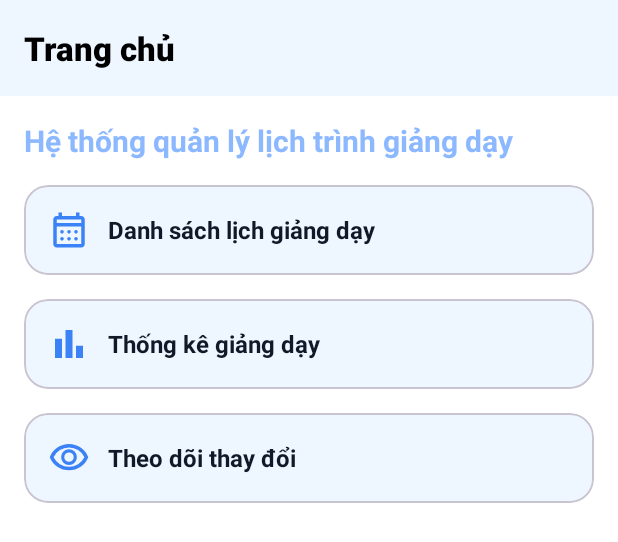
After one commit to lanquybu/ScheduleManagemet, an Android app: the layout activity_home_admin.xml on its own in the app's theme, with its tools: preview values and no code run, on a phone screen of 412 x 824 dp. The commit adds this screen. Shown: the top 542 px of the screen. Run offline under Robolectric (Android 15) with nearby library versions, the phone set to English and light mode, and no system bars.

Commit message:
Hoàn thành màn HomeAdmin và Visibility

```diff
--- a/app/build.gradle.kts
+++ b/app/build.gradle.kts
@@ -48,4 +48,5 @@ dependencies {
     testImplementation(libs.junit)
     androidTestImplementation(libs.ext.junit)
     androidTestImplementation(libs.espresso.core)
+    implementation("com.google.android.material:material:1.12.0")
 }
--- /dev/null
+++ b/app/src/main/res/drawable/outline_bar_chart_24.xml
@@ -0,0 +1,5 @@
+<vector xmlns:android="http://schemas.android.com/apk/res/android" android:height="24dp" android:tint="#000000" android:viewportHeight="960" android:viewportWidth="960" android:width="24dp">
+
+    <path android:fillColor="@android:color/white" android:pathData="M640,800L640,520L800,520L800,800L640,800ZM400,800L400,160L560,160L560,800L400,800ZM160,800L160,360L320,360L320,800L160,800Z"/>
+
+</vector>
--- /dev/null
+++ b/app/src/main/res/drawable/visibility_24dp_e3e3e3_fill0_wght400_grad0_opsz24.xml
@@ -0,0 +1,9 @@
+<vector xmlns:android="http://schemas.android.com/apk/res/android"
+    android:width="24dp"
+    android:height="24dp"
+    android:viewportWidth="960"
+    android:viewportHeight="960">
+  <path
+      android:pathData="M480,640q75,0 127.5,-52.5T660,460q0,-75 -52.5,-127.5T480,280q-75,0 -127.5,52.5T300,460q0,75 52.5,127.5T480,640ZM480,568q-45,0 -76.5,-31.5T372,460q0,-45 31.5,-76.5T480,352q45,0 76.5,31.5T588,460q0,45 -31.5,76.5T480,568ZM480,760q-146,0 -266,-81.5T40,460q54,-137 174,-218.5T480,160q146,0 266,81.5T920,460q-54,137 -174,218.5T480,760ZM480,460ZM480,680q113,0 207.5,-59.5T832,460q-50,-101 -144.5,-160.5T480,240q-113,0 -207.5,59.5T128,460q50,101 144.5,160.5T480,680Z"
+      android:fillColor="#e3e3e3"/>
+</vector>
--- /dev/null
+++ b/app/src/main/res/layout/activity_home_admin.xml
@@ -0,0 +1,141 @@
+<?xml version="1.0" encoding="utf-8"?>
+<LinearLayout xmlns:android="http://schemas.android.com/apk/res/android"
+    xmlns:app="http://schemas.android.com/apk/res-auto"
+    android:orientation="vertical"
+    android:background="#FFFFFF"
+    android:layout_width="match_parent"
+    android:layout_height="match_parent">
+
+    <!-- App bar -->
+    <com.google.android.material.appbar.MaterialToolbar
+        android:id="@+id/toolbar"
+        android:layout_width="match_parent"
+        android:layout_height="wrap_content"
+        android:background="@color/softBlue"
+        app:title="Trang chủ"
+        app:titleTextColor="@android:color/black"
+        app:titleMarginStart="16dp"
+        app:titleCentered="false"
+        app:titleTextAppearance="@style/ToolbarTitleStyle" />
+
+    <LinearLayout
+        android:orientation="vertical"
+        android:padding="16dp"
+        android:layout_width="match_parent"
+        android:layout_height="match_parent">
+
+        <!-- Subtitle -->
+        <TextView
+            android:id="@+id/tvSubtitle"
+            android:text="Hệ thống quản lý lịch trình giảng dạy"
+            android:textColor="@color/titleBlue"
+            android:textSize="20sp"
+            android:textStyle="bold"
+            android:layout_marginBottom="16dp"
+            android:layout_width="wrap_content"
+            android:layout_height="wrap_content"/>
+
+        <!-- Card 1: Danh sách lịch giảng dạy -->
+        <com.google.android.material.card.MaterialCardView
+            android:id="@+id/cardScheduleList"
+            android:layout_width="match_parent"
+            android:layout_height="wrap_content"
+            android:layout_marginBottom="16dp"
+            android:foreground="?attr/selectableItemBackground"
+            app:cardCornerRadius="16dp"
+            app:cardBackgroundColor="@color/softBlue">
+
+            <LinearLayout
+                android:padding="16dp"
+                android:layout_width="match_parent"
+                android:layout_height="wrap_content"
+                android:orientation="horizontal"
+                android:gravity="center_vertical">
+
+                <ImageView
+                    android:layout_width="28dp"
+                    android:layout_height="28dp"
+                    android:tint="@color/primaryBlue"
+                    android:src="@drawable/ic_calendar"/>
+
+                <TextView
+                    android:layout_width="0dp"
+                    android:layout_height="wrap_content"
+                    android:layout_weight="1"
+                    android:layout_marginStart="12dp"
+                    android:text="Danh sách lịch giảng dạy"
+                    android:textStyle="bold"
+                    android:textColor="@color/textPrimary"
+                    android:textSize="16sp"/>
+            </LinearLayout>
+        </com.google.android.material.card.MaterialCardView>
+
+        <!-- Card 2 -->
+        <com.google.android.material.card.MaterialCardView
+            android:id="@+id/cardStatistics"
+            android:layout_width="match_parent"
+            android:layout_height="wrap_content"
+            android:layout_marginBottom="16dp"
+            app:cardCornerRadius="16dp"
+            app:cardBackgroundColor="@color/softBlue">
+
+            <LinearLayout
+                android:padding="16dp"
+                android:layout_width="match_parent"
+                android:layout_height="wrap_content"
+                android:orientation="horizontal"
+                android:gravity="center_vertical">
+
+                <ImageView
+                    android:layout_width="28dp"
+                    android:layout_height="28dp"
+                    android:tint="@color/primaryBlue"
+                    android:src="@drawable/outline_bar_chart_24"/>
+
+                <TextView
+                    android:layout_width="0dp"
+                    android:layout_height="wrap_content"
+                    android:layout_weight="1"
+                    android:layout_marginStart="12dp"
+                    android:text="Thống kê giảng dạy"
+                    android:textStyle="bold"
+                    android:textColor="@color/textPrimary"
+                    android:textSize="16sp"/>
+            </LinearLayout>
+        </com.google.android.material.card.MaterialCardView>
+
+        <!-- Card 3 -->
+        <com.google.android.material.card.MaterialCardView
+            android:id="@+id/cardChangeTracking"
+            android:layout_width="match_parent"
+            android:layout_height="wrap_content"
+            app:cardCornerRadius="16dp"
+            app:cardBackgroundColor="@color/softBlue">
+
+            <LinearLayout
+                android:padding="16dp"
+                android:layout_width="match_parent"
+                android:layout_height="wrap_content"
+                android:orientation="horizontal"
+                android:gravity="center_vertical">
+
+                <ImageView
+                    android:layout_width="28dp"
+                    android:layout_height="28dp"
+                    android:tint="@color/primaryBlue"
+                    android:src="@drawable/visibility_24dp_e3e3e3_fill0_wght400_grad0_opsz24"/>
+
+                <TextView
+                    android:layout_width="0dp"
+                    android:layout_height="wrap_content"
+                    android:layout_weight="1"
+                    android:layout_marginStart="12dp"
+                    android:text="Theo dõi thay đổi"
+                    android:textStyle="bold"
+                    android:textColor="@color/textPrimary"
+                    android:textSize="16sp"/>
+            </LinearLayout>
+        </com.google.android.material.card.MaterialCardView>
+
+    </LinearLayout>
+</LinearLayout>
--- a/app/src/main/res/values/colors.xml
+++ b/app/src/main/res/values/colors.xml
@@ -6,4 +6,10 @@
     <color name="text_secondary">#5B667A</color>
     <color name="card_bg">#EAF2FF</color>
     <color name="blue">#97C4F5</color>
+    <color name="primaryBlue">#3B82F6</color>
+    <color name="softBlue">#EEF6FF</color>
+    <color name="softStroke">#E5E7EB</color>
+    <color name="textPrimary">#111827</color>
+    <color name="textSecondary">#6B7280</color>
+    <color name="titleBlue">#8CB8FF</color>
 </resources>
--- /dev/null
+++ b/app/src/main/res/values/styles.xml
@@ -0,0 +1,10 @@
+<?xml version="1.0" encoding="utf-8"?>
+<resources>
+    <!-- Style cho title Toolbar -->
+    <style name="ToolbarTitleStyle" parent="TextAppearance.Widget.AppCompat.Toolbar.Title">
+        <item name="android:textSize">22sp</item>
+        <item name="android:textStyle">bold</item>
+
+
+    </style>
+</resources>
```
Also changed, not shown: app/src/main/java/com/example/schedulemanagement/ui/changes/HomeAdminActivity.java (added, +24 -0 lines), app/src/main/java/com/example/schedulemanagement/ui/changes/VisibilityActivity.java (added, +19 -0 lines), app/src/main/res/layout/activity_visibility.xml (added, +112 -0 lines).
